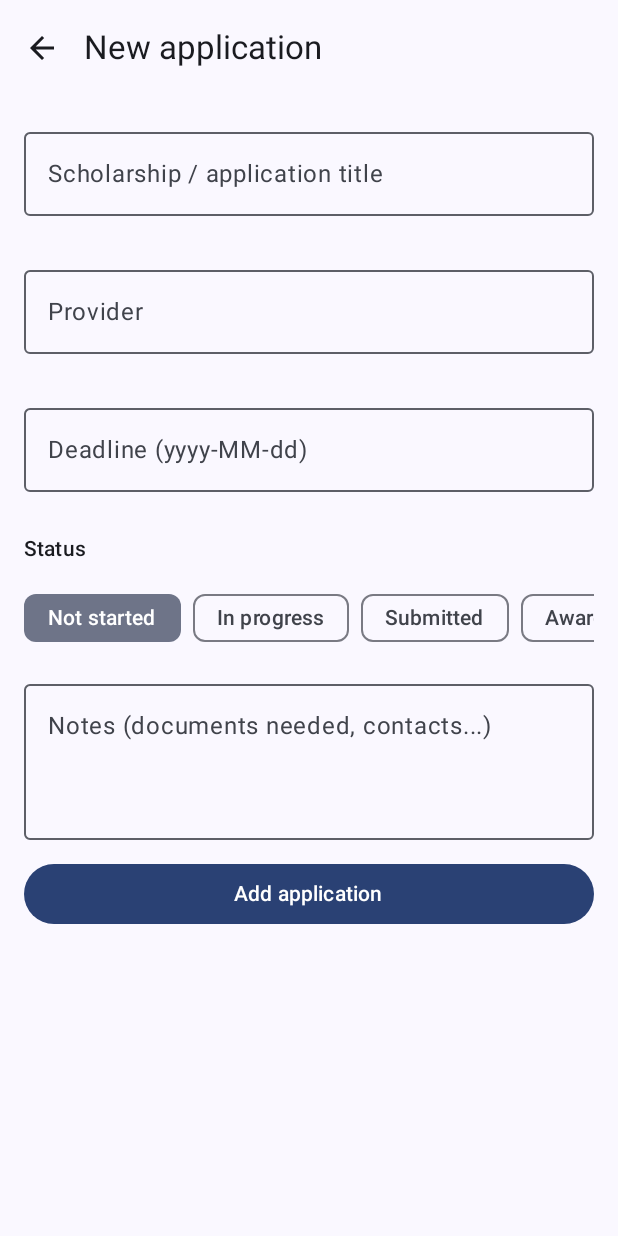
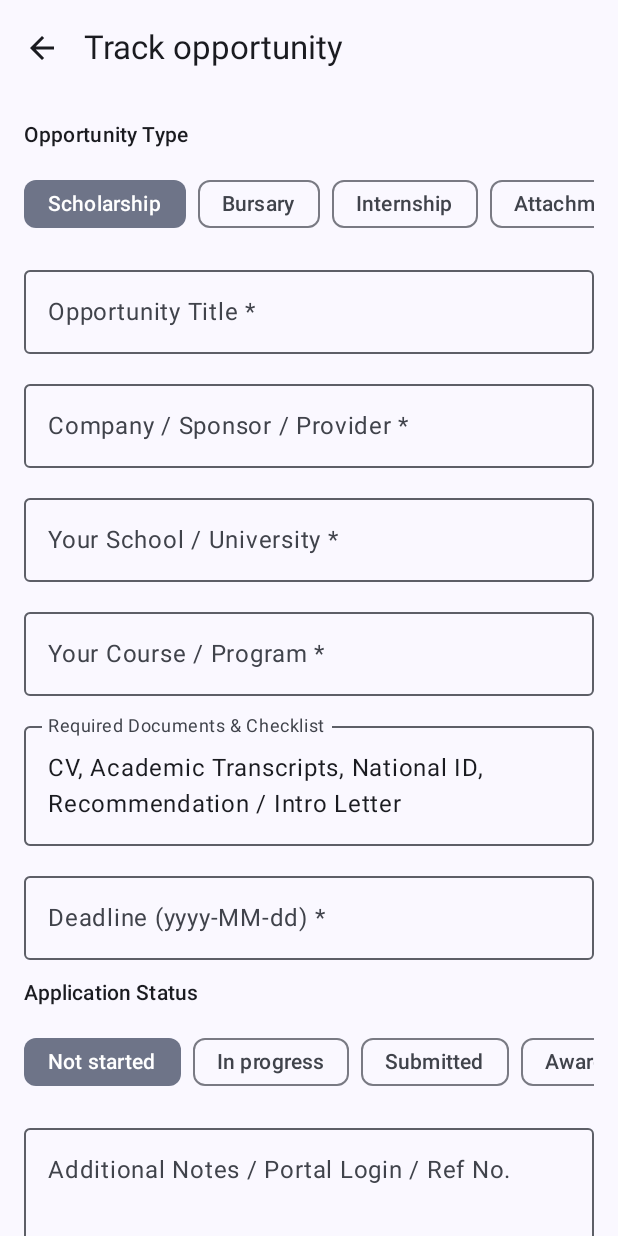
Before and after one commit to bramo2-cpu/scholartrackapp, an Android app built with Jetpack Compose: the composable ApplicationFormScreen shown on its own in the app's theme, on a phone screen of 412 x 824 dp. Run offline under Robolectric (Android 15) with nearby library versions, the phone set to English and light mode, and no system bars; our stand-ins replace Room's generated code.

Commit message:
Add internships, attachments, school/course fields, and document requirements

```diff
--- a/app/src/main/java/com/scholartrackapp/data/local/AppDatabase.kt
+++ b/app/src/main/java/com/scholartrackapp/data/local/AppDatabase.kt
@@ -5,7 +5,7 @@ import androidx.room.RoomDatabase
 
 @Database(
     entities = [UserEntity::class, ScholarshipEntity::class, ApplicationEntity::class],
-    version = 3,
+    version = 4,
     exportSchema = false
 )
 abstract class AppDatabase : RoomDatabase() {
--- a/app/src/main/java/com/scholartrackapp/data/remote/ApiService.kt
+++ b/app/src/main/java/com/scholartrackapp/data/remote/ApiService.kt
@@ -7,6 +7,7 @@ data class ScholarshipDto(
     val id: Int?,
     val name: String?,
     val provider: String?,
+    val category: String?,
     val description: String?,
     val amount: String?,
     val deadline: String?,
--- a/app/src/main/java/com/scholartrackapp/ui/screens/ApplicationFormScreen.kt
+++ b/app/src/main/java/com/scholartrackapp/ui/screens/ApplicationFormScreen.kt
@@ -7,9 +7,7 @@ import androidx.compose.foundation.verticalScroll
 import androidx.compose.material.icons.Icons
 import androidx.compose.material.icons.automirrored.filled.ArrowBack
 import androidx.compose.material3.*
-import androidx.compose.runtime.Composable
-import androidx.compose.runtime.LaunchedEffect
-import androidx.compose.runtime.getValue
+import androidx.compose.runtime.*
 import androidx.compose.ui.Modifier
 import androidx.compose.ui.unit.dp
 import androidx.lifecycle.compose.collectAsStateWithLifecycle
@@ -24,52 +22,112 @@ fun ApplicationFormScreen(
     onBack: () -> Unit,
     vm: ApplicationFormViewModel = viewModel(factory = AppViewModelProvider.Factory)
 ) {
-    val s by vm.state.collectAsStateWithLifecycle()
+    val state by vm.state.collectAsStateWithLifecycle()
+    val categories = listOf("Scholarship", "Bursary", "Internship", "Attachment")
 
-    LaunchedEffect(s.saved) { if (s.saved) onBack() }
+    LaunchedEffect(state.saved) {
+        if (state.saved) onBack()
+    }
 
-    Scaffold(topBar = {
-        TopAppBar(
-            title = { Text(if (s.isEdit) "Edit application" else "New application") },
-            navigationIcon = {
-                IconButton(onClick = onBack) { Icon(Icons.AutoMirrored.Filled.ArrowBack, "Back") }
-            }
-        )
-    }) { padding ->
+    Scaffold(
+        topBar = {
+            TopAppBar(
+                title = { Text(if (state.isEdit) "Edit application" else "Track opportunity") },
+                navigationIcon = {
+                    IconButton(onClick = onBack) {
+                        Icon(Icons.AutoMirrored.Filled.ArrowBack, contentDescription = "Back")
+                    }
+                }
+            )
+        }
+    ) { padding ->
         Column(
-            Modifier.padding(padding).padding(16.dp).verticalScroll(rememberScrollState()),
+            modifier = Modifier
+                .fillMaxSize()
+                .padding(padding)
+                .verticalScroll(rememberScrollState())
+                .padding(16.dp),
             verticalArrangement = Arrangement.spacedBy(12.dp)
         ) {
+            Text("Opportunity Type", style = MaterialTheme.typography.labelLarge)
+            Row(
+                modifier = Modifier.fillMaxWidth().horizontalScroll(rememberScrollState()),
+                horizontalArrangement = Arrangement.spacedBy(8.dp)
+            ) {
+                categories.forEach { cat ->
+                    FilterChip(
+                        selected = state.category == cat,
+                        onClick = { vm.onCategoryChange(cat) },
+                        label = { Text(cat) }
+                    )
+                }
+            }
+
             OutlinedTextField(
-                value = s.title, onValueChange = vm::onTitleChange,
-                label = { Text("Scholarship / application title") },
-                isError = s.titleError != null,
-                supportingText = { s.titleError?.let { Text(it) } },
-                modifier = Modifier.fillMaxWidth()
-            )
-            OutlinedTextField(
-                value = s.provider, onValueChange = vm::onProviderChange,
-                label = { Text("Provider") },
-                isError = s.providerError != null,
-                supportingText = { s.providerError?.let { Text(it) } },
-                modifier = Modifier.fillMaxWidth()
-            )
-            OutlinedTextField(
-                value = s.deadline, onValueChange = vm::onDeadlineChange,
-                label = { Text("Deadline (yyyy-MM-dd)") },
-                isError = s.deadlineError != null,
-                supportingText = { s.deadlineError?.let { Text(it) } },
+                value = state.title,
+                onValueChange = vm::onTitleChange,
+                label = { Text("Opportunity Title *") },
+                isError = state.titleError != null,
+                supportingText = state.titleError?.let { { Text(it) } },
                 modifier = Modifier.fillMaxWidth()
             )
 
-            Text("Status", style = MaterialTheme.typography.labelLarge)
+            OutlinedTextField(
+                value = state.provider,
+                onValueChange = vm::onProviderChange,
+                label = { Text("Company / Sponsor / Provider *") },
+                isError = state.providerError != null,
+                supportingText = state.providerError?.let { { Text(it) } },
+                modifier = Modifier.fillMaxWidth()
+            )
+
+            OutlinedTextField(
+                value = state.school,
+                onValueChange = vm::onSchoolChange,
+                label = { Text("Your School / University *") },
+                placeholder = { Text("e.g. Kenyatta University / Strathmore") },
+                isError = state.schoolError != null,
+                supportingText = state.schoolError?.let { { Text(it) } },
+                modifier = Modifier.fillMaxWidth()
+            )
+
+            OutlinedTextField(
+                value = state.course,
+                onValueChange = vm::onCourseChange,
+                label = { Text("Your Course / Program *") },
+                placeholder = { Text("e.g. BSc. Software Engineering") },
+                isError = state.courseError != null,
+                supportingText = state.courseError?.let { { Text(it) } },
+                modifier = Modifier.fillMaxWidth()
+            )
+
+            OutlinedTextField(
+                value = state.requirements,
+                onValueChange = vm::onRequirementsChange,
+                label = { Text("Required Documents & Checklist") },
+                placeholder = { Text("e.g. School Intro Letter, CV, Transcripts, National ID") },
+                minLines = 2,
+                modifier = Modifier.fillMaxWidth()
+            )
+
+            OutlinedTextField(
+                value = state.deadline,
+                onValueChange = vm::onDeadlineChange,
+                label = { Text("Deadline (yyyy-MM-dd) *") },
+                placeholder = { Text("2027-03-31") },
+                isError = state.deadlineError != null,
+                supportingText = state.deadlineError?.let { { Text(it) } },
+                modifier = Modifier.fillMaxWidth()
+            )
+
+            Text("Application Status", style = MaterialTheme.typography.labelLarge)
             Row(
-                Modifier.horizontalScroll(rememberScrollState()),
+                modifier = Modifier.fillMaxWidth().horizontalScroll(rememberScrollState()),
                 horizontalArrangement = Arrangement.spacedBy(8.dp)
             ) {
                 ApplicationStatus.entries.forEach { st ->
                     FilterChip(
-                        selected = s.status == st,
+                        selected = state.status == st,
                         onClick = { vm.onStatusChange(st) },
                         label = { Text(st.label) }
                     )
@@ -77,16 +135,22 @@ fun ApplicationFormScreen(
             }
 
             OutlinedTextField(
-                value = s.notes, onValueChange = vm::onNotesChange,
-                label = { Text("Notes (documents needed, contacts...)") },
-                minLines = 3,
+                value = state.notes,
+                onValueChange = vm::onNotesChange,
+                label = { Text("Additional Notes / Portal Login / Ref No.") },
+                minLines = 2,
                 modifier = Modifier.fillMaxWidth()
             )
 
-            s.formError?.let { Text(it, color = MaterialTheme.colorScheme.error) }
+            if (state.formError != null) {
+                Text(state.formError!!, color = MaterialTheme.colorScheme.error)
+            }
 
-            Button(onClick = vm::save, modifier = Modifier.fillMaxWidth()) {
-                Text(if (s.isEdit) "Save changes" else "Add application")
+            Button(
+                onClick = vm::save,
+                modifier = Modifier.fillMaxWidth().height(48.dp)
+            ) {
+                Text(if (state.isEdit) "Update Application" else "Save Application")
             }
         }
     }
```
Also changed, not shown: app/src/main/java/com/scholartrackapp/data/local/Entities.kt (+10 -2 lines), app/src/main/java/com/scholartrackapp/data/repository/ScholarshipRepository.kt (+19 -5 lines), app/src/main/java/com/scholartrackapp/ui/screens/AuthScreen.kt (+46 -11 lines), app/src/main/java/com/scholartrackapp/ui/screens/DiscoverScreen.kt (+36 -16 lines), app/src/main/java/com/scholartrackapp/ui/viewmodel/ApplicationFormViewModel.kt (+63 -9 lines), app/src/main/java/com/scholartrackapp/ui/viewmodel/AuthViewModel.kt (+15 -6 lines), app/src/main/java/com/scholartrackapp/ui/viewmodel/DiscoverViewModel.kt (+9 -3 lines), 2 other files.
